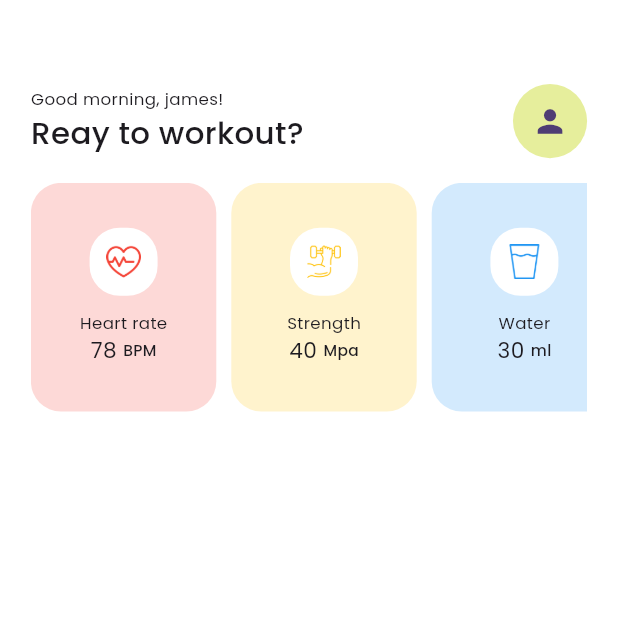
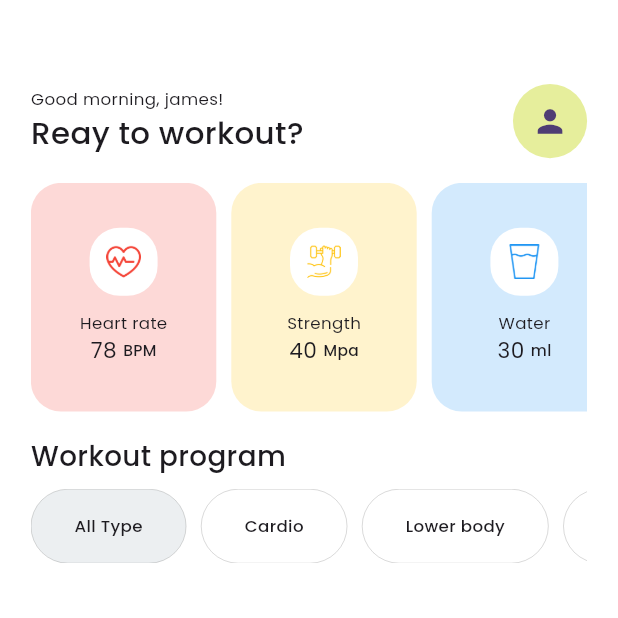
Before and after one commit to Ch-Muhammad-Tahir/Gym-Mobile-UI, a Flutter app: the HomeScreen screen opened directly, on a phone screen of 412 x 824 dp, the top half of it. Run offline on Flutter 3.47's test engine with Material 3 defaults, Android fonts, the phone set to English and light mode, and no system bars.

Commit message:
Implement Another List View

```diff
--- a/lib/presentation/home_screen/home_screen.dart
+++ b/lib/presentation/home_screen/home_screen.dart
@@ -1,7 +1,10 @@
 import 'package:flutter/material.dart';
+import 'package:gym_ui/common_widgets/custom_text.dart';
 import 'package:gym_ui/presentation/home_screen/widgets/daily_workout_list_view.dart';
+import 'package:gym_ui/utilities/app_string.dart';
 
 import 'widgets/top_bar_widget.dart';
+import 'widgets/workout_program_list_view.dart';
 
 class HomeScreen extends StatelessWidget {
   const HomeScreen({super.key});
@@ -15,6 +18,7 @@ class HomeScreen extends StatelessWidget {
       body: Padding(
         padding: EdgeInsets.symmetric(horizontal: size.width * 0.05),
         child: Column(
+          crossAxisAlignment: CrossAxisAlignment.start,
           children: [
             SizedBox(
               height: AppBar().preferredSize.height,
@@ -23,7 +27,19 @@ class HomeScreen extends StatelessWidget {
             SizedBox(
               height: size.width * 0.04,
             ),
-            const DailyWorkOutListView()
+            const DailyWorkOutListView(),
+            SizedBox(
+              height: size.width * 0.04,
+            ),
+            MyText(
+              text: AppStrings.workoutProgram,
+              fontSize: size.width * 0.045,
+              fontWeight: FontWeight.w500,
+            ),
+            SizedBox(
+              height: size.width * 0.02,
+            ),
+            const WorkOutProgramListView()
           ],
         ),
       ),
--- /dev/null
+++ b/lib/presentation/home_screen/widgets/workout_program_list_view.dart
@@ -0,0 +1,61 @@
+import 'package:flutter/material.dart';
+import 'package:flutter/widgets.dart';
+import 'package:gym_ui/common_widgets/custom_text.dart';
+import 'package:gym_ui/utilities/app_constants.dart';
+
+class WorkOutProgramListView extends StatefulWidget {
+  const WorkOutProgramListView({super.key});
+
+  @override
+  State<WorkOutProgramListView> createState() => _WorkOutProgramListViewState();
+}
+
+class _WorkOutProgramListViewState extends State<WorkOutProgramListView> {
+  bool isChange = true;
+  @override
+  Widget build(BuildContext context) {
+    var size = MediaQuery.sizeOf(context);
+    return SizedBox(
+      height: size.width * 0.12,
+      child: ListView.separated(
+        key: UniqueKey(),
+        scrollDirection: Axis.horizontal,
+        itemBuilder: (context, index) {
+          return GestureDetector(
+            onTap: () {
+              // setState(() {
+              //   isChange = !isChange;
+              // });
+            },
+            child: _workoutProgramTileView(
+                size, AppConstants.workoutProgramList[index], isChange),
+          );
+        },
+        separatorBuilder: (context, index) {
+          return const SizedBox(
+            width: 10,
+          );
+        },
+        itemCount: AppConstants.workoutProgramList.length,
+        shrinkWrap: true,
+      ),
+    );
+  }
+
+  Widget _workoutProgramTileView(var size, String title1, bool isChange1) {
+    return Container(
+      padding: EdgeInsets.symmetric(
+          horizontal: size.width * 0.07, vertical: size.width * 0.04),
+      decoration: BoxDecoration(
+          color:
+              title1 == "All Type" ? Colors.blueGrey.withOpacity(0.12) : null,
+          borderRadius: BorderRadius.circular(45),
+          border: Border.all(color: Colors.black, width: 0.1)),
+      child: MyText(
+        text: title1,
+        fontSize: size.width * 0.027,
+        fontWeight: FontWeight.w500,
+      ),
+    );
+  }
+}
--- a/lib/utilities/app_constants.dart
+++ b/lib/utilities/app_constants.dart
@@ -30,4 +30,15 @@ class AppConstants {
         data: "70",
         notation: "Rpa"),
   ];
+
+  static List<String> workoutProgramList = [
+    "All Type",
+    "Cardio",
+    "Lower body",
+    "Biceps",
+    "Chest",
+    "Triceps",
+    "Legs",
+    "Shoulders"
+  ];
 }
--- a/lib/utilities/app_string.dart
+++ b/lib/utilities/app_string.dart
@@ -16,4 +16,5 @@ class AppStrings {
   static String email = "Email";
   static String goodMorning = "Good morning, james!";
   static String readyToWorkOut = "Reay to workout?";
+  static String workoutProgram = "Workout program";
 }
```
